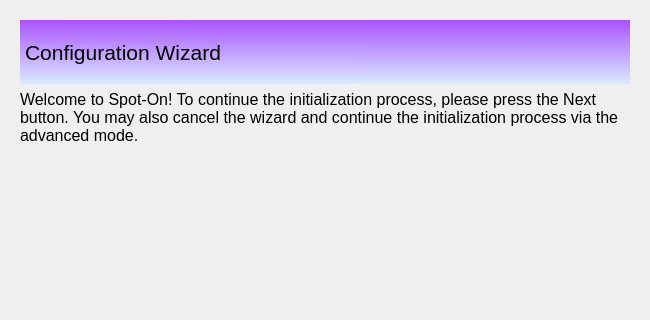
This is branches/trunk/UI/spot-on-wizard.ui in textbrowser/spot-on as Qt 5 draws it before an edit; both pictures show x 0 to 650 and y 0 to 320 of the 650 by 550 pixel window. The edited form follows.
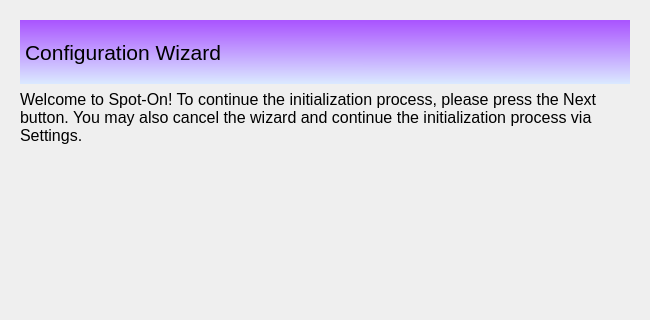
This is the edited form. Icons and pictures are not drawn.

The edit to the form file:
```diff
--- a/branches/trunk/UI/spot-on-wizard.ui
+++ b/branches/trunk/UI/spot-on-wizard.ui
@@ -61,7 +61,7 @@
           </font>
          </property>
          <property name="text">
-          <string>&lt;html&gt;&lt;head/&gt;&lt;body&gt;&lt;p&gt;Welcome to Spot-On! To continue the initialization process, please press the Next button. You may also cancel the wizard and continue the initialization process via the advanced mode.&lt;/p&gt;&lt;/body&gt;&lt;/html&gt;</string>
+          <string>&lt;html&gt;&lt;head/&gt;&lt;body&gt;&lt;p&gt;Welcome to Spot-On! To continue the initialization process, please press the Next button. You may also cancel the wizard and continue the initialization process via Settings.&lt;/p&gt;&lt;/body&gt;&lt;/html&gt;</string>
          </property>
          <property name="wordWrap">
           <bool>true</bool>
```
Left out of the diff: 2 changed lines with no effect on the pictures.
